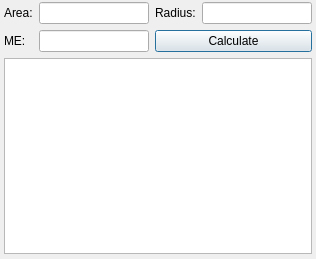
The window that src/gui/circle_area.ui (ayham-1/upperLowerBounds) describes before a commit, drawn with Qt 5.
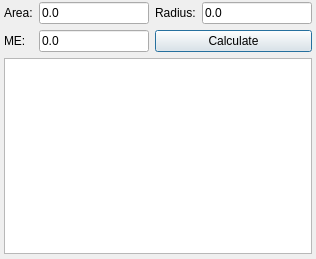
The same window after the commit.

```diff
--- a/src/gui/circle_area.ui
+++ b/src/gui/circle_area.ui
@@ -13,7 +13,7 @@
   <property name="windowTitle">
    <string>Circle Formula: Area</string>
   </property>
-  <widget class="QWidget" name="">
+  <widget class="QWidget" name="layoutWidget">
    <property name="geometry">
     <rect>
      <x>4</x>
@@ -33,7 +33,11 @@
        </widget>
       </item>
       <item row="0" column="1">
-       <widget class="QLineEdit" name="lineEdit"/>
+       <widget class="QLineEdit" name="lineEdit">
+        <property name="text">
+         <string>0.0</string>
+        </property>
+       </widget>
       </item>
       <item row="0" column="2">
        <widget class="QLabel" name="label_2">
@@ -43,7 +47,11 @@
        </widget>
       </item>
       <item row="0" column="3">
-       <widget class="QLineEdit" name="lineEdit_2"/>
+       <widget class="QLineEdit" name="lineEdit_2">
+        <property name="text">
+         <string>0.0</string>
+        </property>
+       </widget>
       </item>
       <item row="1" column="0">
        <widget class="QLabel" name="label_3">
@@ -53,7 +61,11 @@
        </widget>
       </item>
       <item row="1" column="1">
-       <widget class="QLineEdit" name="lineEdit_3"/>
+       <widget class="QLineEdit" name="lineEdit_3">
+        <property name="text">
+         <string>0.0</string>
+        </property>
+       </widget>
       </item>
       <item row="1" column="2" colspan="2">
        <widget class="QPushButton" name="pushButton">
```
